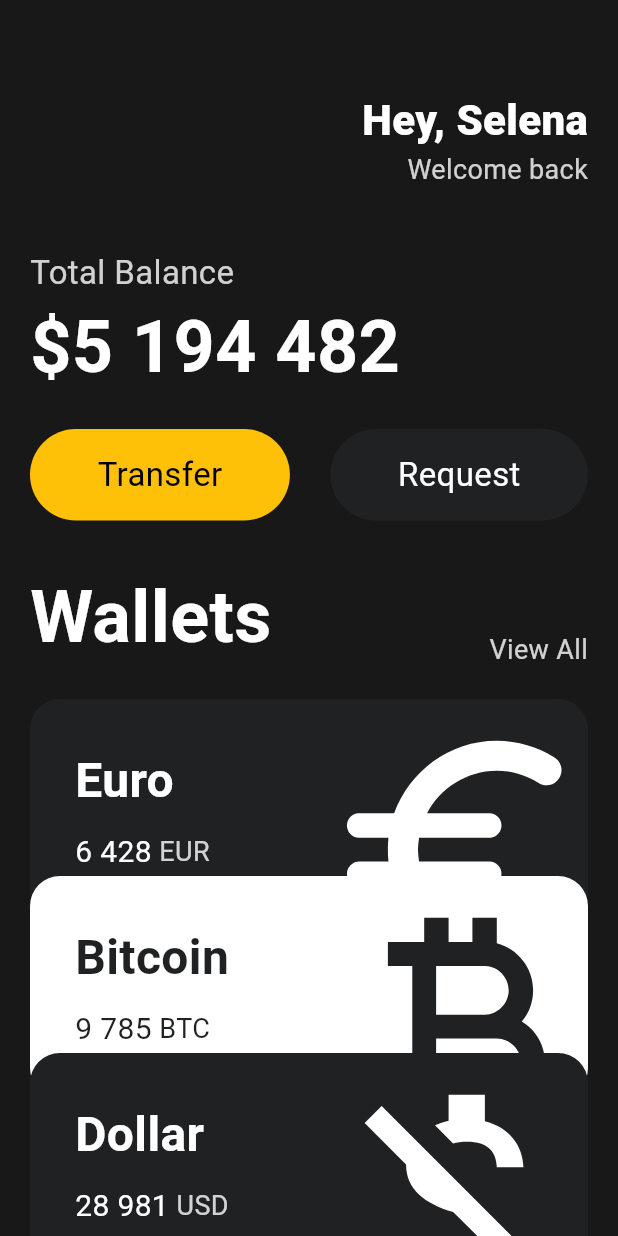
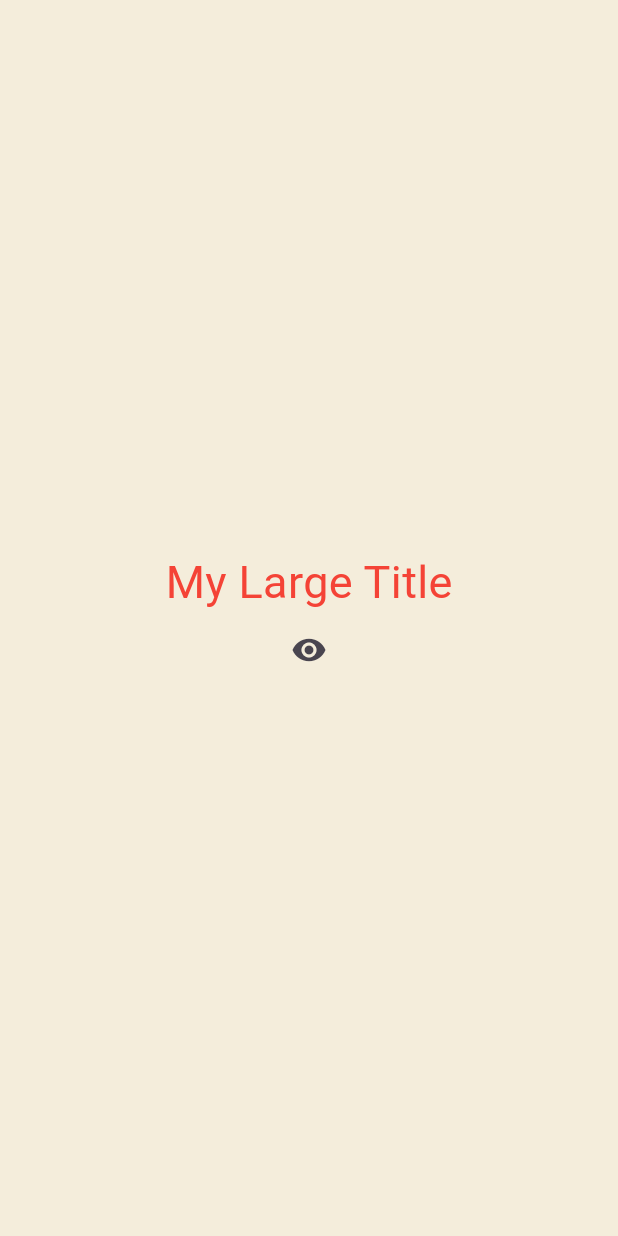
Before and after one commit to AlpacaMale/flutter-webtoon, a Flutter app: the screen it shows after launch, on a phone screen of 412 x 824 dp. Run offline on Flutter 3.47's test engine with Material 3 defaults, Android fonts, the phone set to English and light mode, and no system bars.

Commit message:
Widget life cycle

```diff
--- a/lib/main.dart
+++ b/lib/main.dart
@@ -1,141 +1,85 @@
 import 'package:flutter/material.dart';
-import 'package:webtoon/widgets/button.dart';
-import 'package:webtoon/widgets/currency_card.dart';
 
 void main() {
   runApp(const App());
 }
 
-class App extends StatelessWidget {
+class App extends StatefulWidget {
   const App({super.key});
+
+  @override
+  State<App> createState() => _AppState();
+}
+
+class _AppState extends State<App> {
+  bool showTitle = true;
+
+  void toggleTitle() {
+    setState(() {
+      showTitle = !showTitle;
+    });
+  }
 
   @override
   Widget build(BuildContext context) {
     return MaterialApp(
+      theme: ThemeData(
+        textTheme: const TextTheme(
+          titleLarge: TextStyle(
+            color: Colors.red,
+          ),
+        ),
+      ),
       home: Scaffold(
-        backgroundColor: const Color(0xFF181818),
-        body: SingleChildScrollView(
-          child: Padding(
-            padding: const EdgeInsets.symmetric(horizontal: 20),
-            child: Column(
-              crossAxisAlignment: CrossAxisAlignment.start,
-              children: [
-                const SizedBox(
-                  height: 60,
-                ),
-                Row(
-                  mainAxisAlignment: MainAxisAlignment.end,
-                  children: [
-                    Column(
-                      crossAxisAlignment: CrossAxisAlignment.end,
-                      children: [
-                        const Text(
-                          'Hey, Selena',
-                          style: TextStyle(
-                              color: Colors.white,
-                              fontSize: 28,
-                              fontWeight: FontWeight.w800),
-                        ),
-                        Text('Welcome back',
-                            style: TextStyle(
-                                color: Colors.white.withOpacity(.8),
-                                fontSize: 18))
-                      ],
-                    )
-                  ],
-                ),
-                const SizedBox(
-                  height: 40,
-                ),
-                Text(
-                  'Total Balance',
-                  style: TextStyle(
-                    color: Colors.white.withOpacity(.8),
-                    fontSize: 22,
-                  ),
-                ),
-                const Text(
-                  '\$5 194 482',
-                  style: TextStyle(
-                    color: Colors.white,
-                    fontSize: 48,
-                    fontWeight: FontWeight.w600,
-                  ),
-                ),
-                const SizedBox(
-                  height: 20,
-                ),
-                const Row(
-                  mainAxisAlignment: MainAxisAlignment.spaceBetween,
-                  children: [
-                    Button(
-                      text: 'Transfer',
-                      bgColor: Colors.amber,
-                      textColor: Colors.black,
-                    ),
-                    Button(
-                      text: 'Request',
-                      bgColor: Color(0xFF1F2123),
-                      textColor: Colors.white,
-                    ),
-                  ],
-                ),
-                const SizedBox(
-                  height: 30,
-                ),
-                Row(
-                  mainAxisAlignment: MainAxisAlignment.spaceBetween,
-                  crossAxisAlignment: CrossAxisAlignment.end,
-                  children: [
-                    const Text(
-                      'Wallets',
-                      style: TextStyle(
-                        color: Colors.white,
-                        fontSize: 48,
-                        fontWeight: FontWeight.w600,
-                      ),
-                    ),
-                    Text(
-                      'View All',
-                      style: TextStyle(
-                        color: Colors.white.withOpacity(0.8),
-                        fontSize: 18,
-                      ),
-                    ),
-                  ],
-                ),
-                const SizedBox(
-                  height: 20,
-                ),
-                const CurrencyCard(
-                  name: 'Euro',
-                  code: 'EUR',
-                  amount: '6 428',
-                  icon: Icons.euro_rounded,
-                  isInverted: false,
-                  order: 1,
-                ),
-                const CurrencyCard(
-                  name: 'Bitcoin',
-                  code: 'BTC',
-                  amount: '9 785',
-                  icon: Icons.currency_bitcoin,
-                  isInverted: true,
-                  order: 2,
-                ),
-                const CurrencyCard(
-                  name: 'Dollar',
-                  code: 'USD',
-                  amount: '28 981',
-                  icon: Icons.money_off_csred_outlined,
-                  isInverted: false,
-                  order: 3,
-                ),
-              ],
-            ),
+        backgroundColor: const Color(0xFFF4EDDB),
+        body: Center(
+          child: Column(
+            mainAxisAlignment: MainAxisAlignment.center,
+            children: [
+              showTitle ? const MyLargeTitle() : const Text('noting'),
+              IconButton(
+                onPressed: toggleTitle,
+                icon: const Icon(Icons.remove_red_eye),
+              ),
+            ],
           ),
         ),
       ),
     );
   }
 }
+
+class MyLargeTitle extends StatefulWidget {
+  const MyLargeTitle({
+    super.key,
+  });
+
+  @override
+  State<MyLargeTitle> createState() => _MyLargeTitleState();
+}
+
+class _MyLargeTitleState extends State<MyLargeTitle> {
+  @override
+  void initState() {
+    super.initState();
+    print('initState!');
+  }
+
+  @override
+  void dispose() {
+    super.dispose();
+    print('dispose!');
+  }
+
+  @override
+  Widget build(BuildContext context) {
+    print('build!');
+    return Text(
+      "My Large Title",
+      style: TextStyle(
+        fontSize: 30,
+        color: Theme.of(context).textTheme.titleLarge?.color,
+      ),
+    );
+  }
+}
--- a/lib/widgets/button.dart
+++ /dev/null
@@ -1,37 +0,0 @@
-import 'package:flutter/material.dart';
-
-class Button extends StatelessWidget {
-  final String text;
-  final Color bgColor;
-  final Color textColor;
-
-  const Button(
-      {super.key,
-      required this.text,
-      required this.bgColor,
-      required this.textColor});
-
-  @override
-  Widget build(BuildContext context) {
-    // TODO: implement build
-    return Container(
-      decoration: BoxDecoration(
-        color: bgColor,
-        borderRadius: BorderRadius.circular(45),
-      ),
-      child: Padding(
-        padding: const EdgeInsets.symmetric(
-          vertical: 15,
-          horizontal: 45,
-        ),
-        child: Text(
-          text,
-          style: TextStyle(
-            fontSize: 22,
-            color: textColor,
-          ),
-        ),
-      ),
-    );
-  }
-}
--- a/lib/widgets/currency_card.dart
+++ /dev/null
@@ -1,92 +0,0 @@
-import 'package:flutter/material.dart';
-
-class CurrencyCard extends StatelessWidget {
-  final String name, code, amount;
-  final IconData icon;
-  final bool isInverted;
-  final num order;
-  final _blackColor = const Color(0xFF1F2123);
-
-  const CurrencyCard({
-    super.key,
-    required this.name,
-    required this.code,
-    required this.amount,
-    required this.icon,
-    required this.isInverted,
-    required this.order,
-  });
-
-  @override
-  Widget build(BuildContext context) {
-    // TODO: implement build
-    return Transform.translate(
-      offset: Offset(0, (order - 1) * -30),
-      child: Container(
-        clipBehavior: Clip.hardEdge,
-        decoration: BoxDecoration(
-          color: isInverted ? Colors.white : _blackColor,
-          borderRadius: BorderRadius.circular(20),
-        ),
-        child: Padding(
-          padding: const EdgeInsets.all(30),
-          child: Row(
-            mainAxisAlignment: MainAxisAlignment.spaceBetween,
-            children: [
-              Column(
-                crossAxisAlignment: CrossAxisAlignment.start,
-                children: [
-                  Text(
-                    name,
-                    style: TextStyle(
-                      color: isInverted ? _blackColor : Colors.white,
-                      fontSize: 32,
-                      fontWeight: FontWeight.w600,
-                    ),
-                  ),
-                  const SizedBox(
-                    height: 10,
-                  ),
-                  Row(
-                    children: [
-                      Text(
-                        amount,
-                        style: TextStyle(
-                          color: isInverted ? _blackColor : Colors.white,
-                          fontSize: 20,
-                        ),
-                      ),
-                      const SizedBox(
-                        width: 5,
-                      ),
-                      Text(
-                        code,
-                        style: TextStyle(
-                          color: isInverted
-                              ? _blackColor
-                              : Colors.white.withOpacity(.8),
-                          fontSize: 18,
-                        ),
-                      ),
-                    ],
-                  )
-                ],
-              ),
-              Transform.scale(
-                scale: 2.2,
-                child: Transform.translate(
-                  offset: const Offset(-5, 12),
-                  child: Icon(
-                    icon,
-                    color: isInverted ? _blackColor : Colors.white,
-                    size: 88,
-                  ),
-                ),
-              ),
-            ],
-          ),
-        ),
-      ),
-    );
-  }
-}
```
